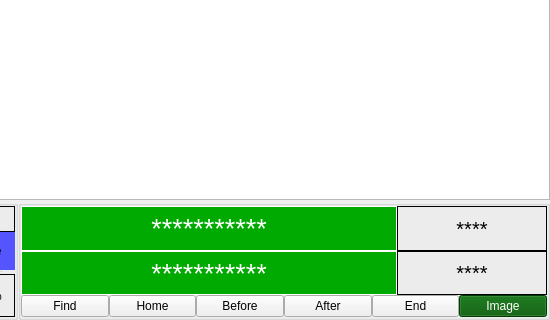
519984307/Container_20191221, file MainUI/databasewidget.ui: the form before one commit; both pictures show x 171 to 721 and y 221 to 541 of the 721 by 541 pixel window.
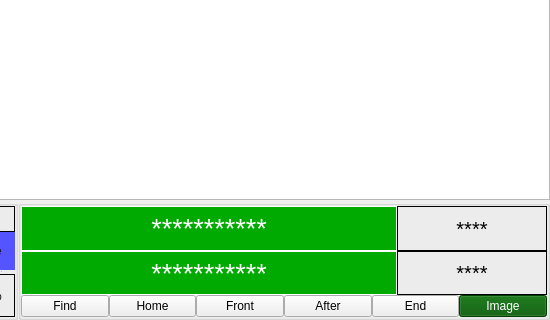
The form after the commit.

```diff
--- a/MainUI/databasewidget.ui
+++ b/MainUI/databasewidget.ui
@@ -681,7 +681,7 @@
             <item>
              <widget class="QPushButton" name="Before_pushButton">
               <property name="text">
-               <string>Before</string>
+               <string>Front</string>
               </property>
              </widget>
             </item>
```
Left out of the diff: 2 changed lines with no effect on the pictures.
